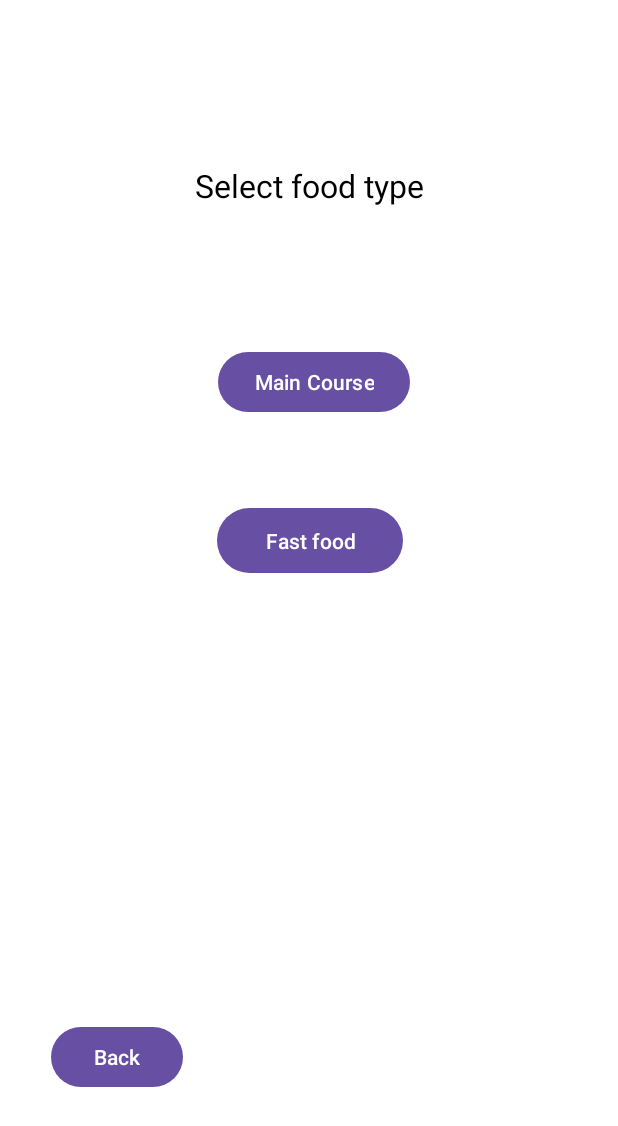
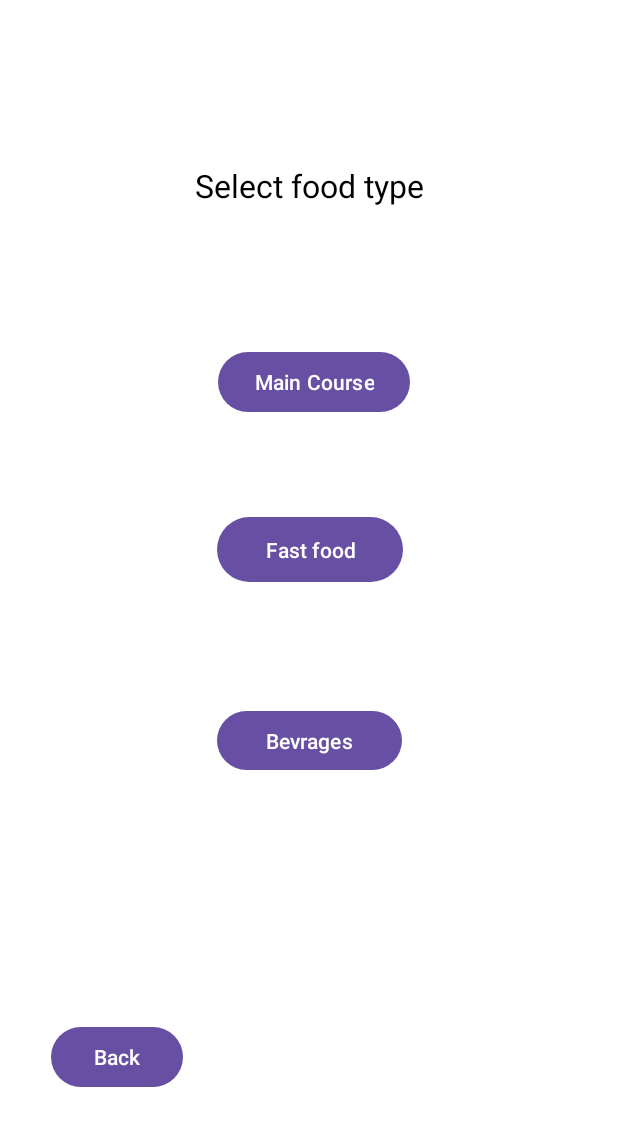
Before and after one commit to Rachil23/FoodEase, an Android app: the MainActivity7 screen opened directly, with no data from a screen before it, on a phone screen of 412 x 824 dp. Shown: the top 1126 px of the screen. Run offline under Robolectric (Android 15) with nearby library versions, the phone set to English and light mode, and no system bars.

Commit message:
major changes

```diff
--- a/app/src/main/AndroidManifest.xml
+++ b/app/src/main/AndroidManifest.xml
@@ -12,6 +12,9 @@
         android:supportsRtl="true"
         android:theme="@style/Theme.FOODEASEAPP"
         tools:targetApi="31">
+        <activity
+            android:name=".MainActivity8"
+            android:exported="false" />
         <activity
             android:name=".MainActivity7"
             android:exported="false" />
--- a/app/src/main/java/com/example/foodeaseapp/MainActivity7.java
+++ b/app/src/main/java/com/example/foodeaseapp/MainActivity7.java
@@ -12,6 +12,7 @@ public class MainActivity7 extends AppCompatActivity {
     private Button b;
 
     private Button bu;
+    private Button but;
 
     @Override
     protected void onCreate(Bundle savedInstanceState) {
@@ -36,6 +37,7 @@ public class MainActivity7 extends AppCompatActivity {
             }
         );
 
+
         bu = (Button) findViewById(R.id.button13);
         bu.setOnClickListener(new View.OnClickListener(){
             @Override
@@ -45,6 +47,14 @@ public class MainActivity7 extends AppCompatActivity {
             }
         );
 
+        but = (Button) findViewById(R.id.button16);
+        but.setOnClickListener(new View.OnClickListener(){
+            @Override
+            public void onClick(View v){
+                                     openActivity44();
+                                 }
+                             }
+        );
     }
     public void openActivity23(){
         Intent intent = new Intent(this, MainActivity2.class);
@@ -58,4 +68,9 @@ public class MainActivity7 extends AppCompatActivity {
         Intent intent = new Intent(this, MainActivity.class);
         startActivity(intent);
     }
+
+    public void openActivity44(){
+        Intent intent = new Intent(this, MainActivity8.class);
+        startActivity(intent);
+    }
 }
--- a/app/src/main/res/layout/activity_main6.xml
+++ b/app/src/main/res/layout/activity_main6.xml
@@ -9,8 +9,8 @@
 
     <TextView
         android:id="@+id/textView"
-        android:layout_width="202dp"
-        android:layout_height="30dp"
+        android:layout_width="212dp"
+        android:layout_height="50dp"
         android:layout_marginStart="160dp"
         android:layout_marginTop="12dp"
         android:layout_marginEnd="193dp"
--- a/app/src/main/res/layout/activity_main7.xml
+++ b/app/src/main/res/layout/activity_main7.xml
@@ -26,9 +26,9 @@
         android:layout_width="124dp"
         android:layout_height="51dp"
         android:layout_marginStart="151dp"
-        android:layout_marginTop="56dp"
+        android:layout_marginTop="62dp"
         android:layout_marginEnd="152dp"
-        android:layout_marginBottom="43dp"
+        android:layout_marginBottom="50dp"
         android:text="Fast food"
         app:layout_constraintBottom_toTopOf="@+id/button13"
         app:layout_constraintEnd_toEndOf="parent"
@@ -69,4 +69,22 @@
         app:layout_constraintStart_toStartOf="parent"
         app:layout_constraintTop_toTopOf="parent"
         app:layout_constraintVertical_bias="0.352" />
+
+    <Button
+        android:id="@+id/button16"
+        android:layout_width="123dp"
+        android:layout_height="47dp"
+        android:layout_marginStart="159dp"
+        android:layout_marginTop="78dp"
+        android:layout_marginEnd="161dp"
+        android:layout_marginBottom="280dp"
+        android:text="Bevrages"
+        app:layout_constraintBottom_toBottomOf="parent"
+        app:layout_constraintEnd_toEndOf="parent"
+        app:layout_constraintHorizontal_bias="0.468"
+        app:layout_constraintStart_toStartOf="parent"
+        app:layout_constraintTop_toBottomOf="@+id/button12"
+        app:layout_constraintVertical_bias="0.0" />
+
+
 </androidx.constraintlayout.widget.ConstraintLayout>
```
Also changed, not shown: app/src/main/java/com/example/foodeaseapp/MainActivity8.java (added, +14 -0 lines), app/src/main/res/layout/activity_main8.xml (added, +121 -0 lines), app/src/main/res/drawable/coffee.jpg (added), app/src/main/res/drawable/redbull.jpg (added), app/src/main/res/drawable/sprite.jpg (added), app/src/main/res/drawable/sting.webp (added).
